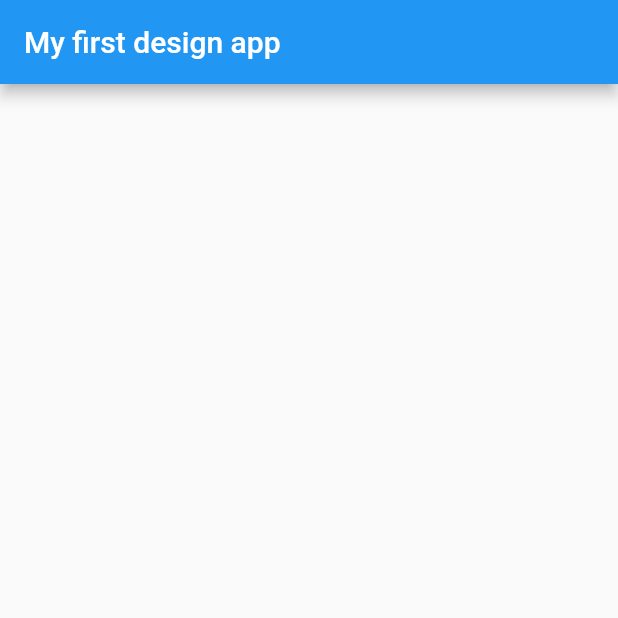
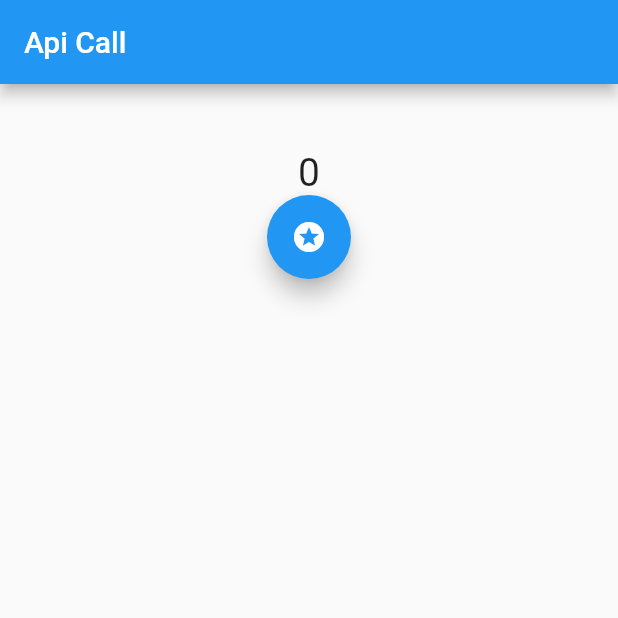
Before and after one commit to hashirshoaeb/flutter-tales, a Flutter app: the screen it shows after launch, on a phone screen of 412 x 824 dp, the top half of it. Run offline on Flutter 3.47's test engine with Material 2 defaults, Android fonts, the phone set to English and light mode, and no system bars.

Commit message:
19may lec

```diff
--- /dev/null
+++ b/lib/apiCaller.dart
@@ -0,0 +1,61 @@
+import 'package:flutter/material.dart';
+import 'package:http/http.dart' as http;
+import 'dart:convert';
+
+class Home extends StatefulWidget {
+  @override
+  _HomeState createState() => _HomeState();
+}
+
+class _HomeState extends State<Home> {
+  String _advice = "";
+  int _counter = 0;
+  bool isLoading = false;
+
+  setLoading(bool state) => setState(() => isLoading = state);
+
+  _fetchPost() async {
+    try {
+      setLoading(true);
+      await _fetchData();
+    } finally {
+      setLoading(false);
+    }
+  }
+
+  _fetchData() async {
+    final String url = "https://api.adviceslip.com/advice";
+    final http.Response response = await http.get(url);
+    final body = json.decode(response.body);
+    if (response.statusCode == 200)
+      setState(() {
+        _advice = body['slip']['advice'];
+        _counter += 1;
+      });
+    else
+      print("Failed to get data");
+  }
+
+  @override
+  Widget build(BuildContext context) {
+    return Container(
+      padding: EdgeInsets.all(16),
+      child: Column(
+        children: <Widget>[
+          Text(
+            "$_advice",
+            style: TextStyle(fontSize: 24),
+          ),
+          Text(
+            "$_counter",
+            style: TextStyle(fontSize: 26),
+          ),
+          FloatingActionButton(
+            child: Icon(Icons.stars),
+            onPressed: isLoading ? null : _fetchPost,
+          )
+        ],
+      ),
+    );
+  }
+}
--- a/lib/main.dart
+++ b/lib/main.dart
@@ -1,3 +1,4 @@
+import 'package:first_app/apiCaller.dart';
 import 'package:flutter/material.dart';
 
 void main() => runApp(MyApp());
@@ -12,54 +13,22 @@ class MyApp extends StatefulWidget {
 class _MyAppState extends State<MyApp> {
   Widget build(BuildContext context) {
     return MaterialApp(
-      home: Scaffold(
-        appBar: AppBar(
-          title: Text('My first design app'),
-        ),
-        body: Container(),
+      title: "Api Call",
+      home: MyHomePage(),
+    );
+  }
+}
+
+class MyHomePage extends StatelessWidget {
+  @override
+  Widget build(BuildContext context) {
+    return Scaffold(
+      appBar: AppBar(
+        title: Text("Api Call"),
+      ),
+      body: Center(
+        child: Home(),
       ),
     );
   }
 }
-
-// class MyApp extends StatelessWidget {
-//   @override
-//   Widget build(BuildContext context) {
-//     return CupertinoApp(
-//       home: HomePage(),
-//     );
-//   }
-// }
-
-// class HomePage extends StatelessWidget {
-//   @override
-//   Widget build(BuildContext context) {
-//     return CupertinoTabScaffold(
-//         tabBar: CupertinoTabBar(
-//           items: [
-//             BottomNavigationBarItem(
-//               icon: Icon(CupertinoIcons.bluetooth),
-//               title: Text('data'),
-//             ),
-//             BottomNavigationBarItem(
-//               icon: Icon(CupertinoIcons.book),
-//               title: Text('data'),
-//             ),
-//           ],
-//         ),
-//         tabBuilder: (context, i) {
-//           return CupertinoTabView(
-//             builder: (context) {
-//               return CupertinoPageScaffold(
-//                 navigationBar: CupertinoNavigationBar(
-//                   middle: Text('data'),
-//                 ),
-//                 child: Center(
-//                   child: Text('data $i'),
-//                 ),
-//               );
-//             },
-//           );
-//         });
-//   }
-// }
```
Also changed, not shown: pubspec.yaml (+1 -7 lines), pubspec.lock.
